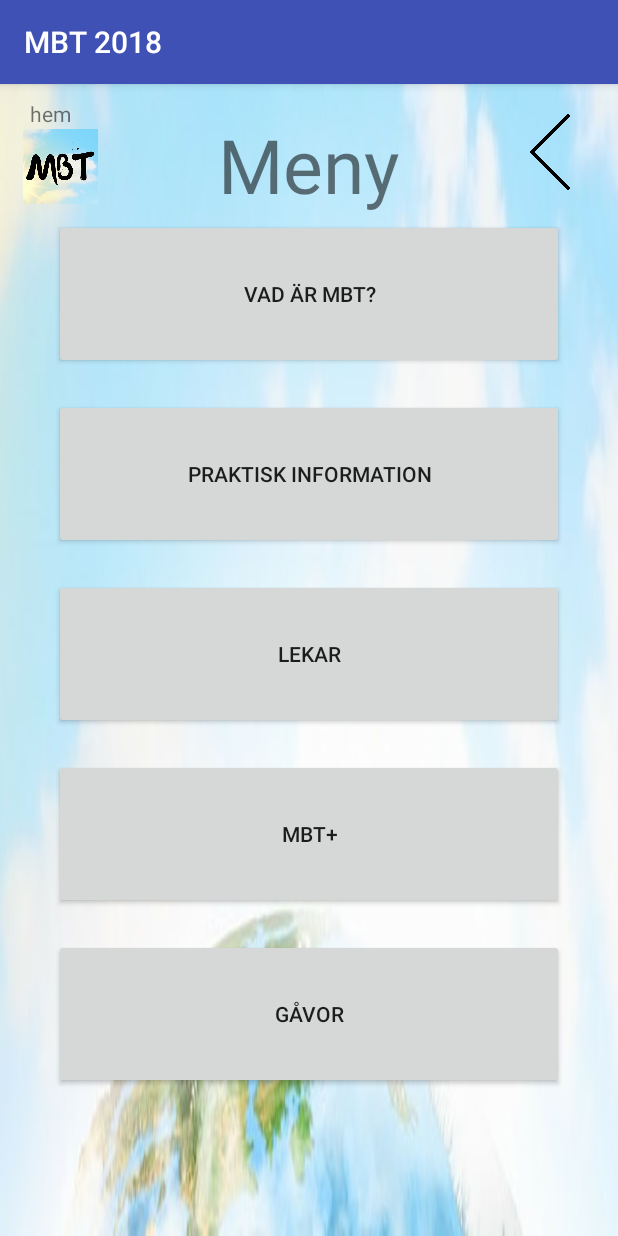
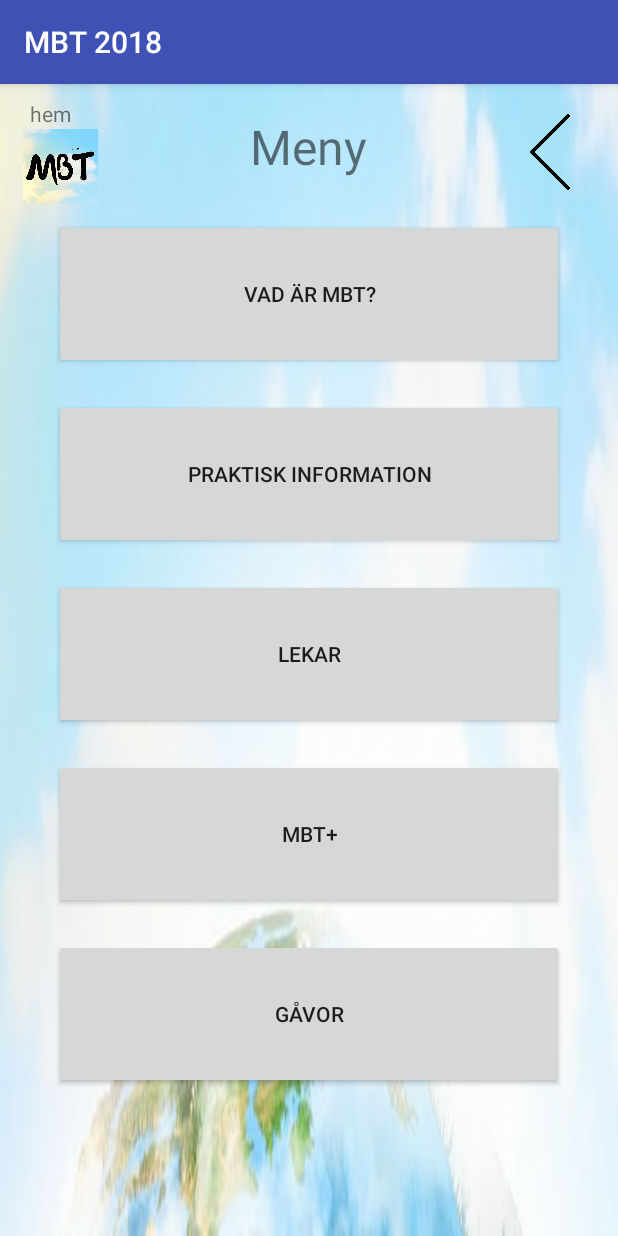
Before and after one commit to wrang308/mbtapp, an Android app: the screen it shows after launch (scroll), after a tap on "MENU", on a phone screen of 412 x 824 dp. Run offline under Robolectric (Android 15) with nearby library versions, the phone set to English and light mode, and no system bars.

Commit message:
fixed backbuttons and fixed structural problem with app

```diff
--- a/app/src/main/java/com/example/marku/mbtapp/scroll.java
+++ b/app/src/main/java/com/example/marku/mbtapp/scroll.java
@@ -5,6 +5,8 @@ import android.content.Intent;
 import android.os.Bundle;
 import android.support.v7.app.AppCompatActivity;
 import android.view.Display;
+import android.view.Menu;
+import android.view.MenuInflater;
 import android.view.View;
 import android.view.WindowManager;
 import android.widget.Button;
@@ -93,6 +95,23 @@ public class scroll extends AppCompatActivity{
 
 
 
+
+
+
+
     }
 
+
+/**
+ *
+ * Tested to make backbutton in the menu at top
+ *
+    @Override
+    public boolean onCreateOptionsMenu (Menu menu){
+        MenuInflater menuInflater = getMenuInflater();
+        menuInflater.inflate(R.menu.menu, menu);
+        return super.onCreateOptionsMenu(menu);
+    }
+    */
+
 }
--- a/app/src/main/res/layout/gavor.xml
+++ b/app/src/main/res/layout/gavor.xml
@@ -12,7 +12,7 @@
 
     <TextView
         android:text="Gåvor"
-        android:textSize="50sp"
+        android:textSize="@dimen/title_size"
         android:layout_width="wrap_content"
         android:layout_height="wrap_content"
         android:layout_centerHorizontal="true"
--- a/app/src/main/res/layout/lek_dod_ko.xml
+++ b/app/src/main/res/layout/lek_dod_ko.xml
@@ -12,7 +12,7 @@
 
     <TextView
         android:text="Död ko"
-        android:textSize="50sp"
+        android:textSize="@dimen/title_size"
         android:layout_width="wrap_content"
         android:layout_height="wrap_content"
         android:layout_centerHorizontal="true"
--- a/app/src/main/res/layout/lek_lekar_med_bara_text.xml
+++ b/app/src/main/res/layout/lek_lekar_med_bara_text.xml
@@ -13,7 +13,7 @@
     <TextView
         android:text="LEK"
         android:id="@+id/lekar_med_text_title"
-        android:textSize="50sp"
+        android:textSize="@dimen/title_size"
         android:layout_width="wrap_content"
         android:layout_height="wrap_content"
         android:layout_centerHorizontal="true"
--- a/app/src/main/res/layout/lekar.xml
+++ b/app/src/main/res/layout/lekar.xml
@@ -6,7 +6,7 @@
 
     <TextView
         android:text="LEKAR"
-        android:textSize="50sp"
+        android:textSize="@dimen/title_size"
         android:layout_width="wrap_content"
         android:layout_height="wrap_content"
         android:layout_centerHorizontal="true"
@@ -14,6 +14,7 @@
         />
 
     <ImageButton
+        android:id="@+id/lekar_button_back"
         android:layout_width="@dimen/backbuttonwidth"
         android:layout_height="@dimen/backbuttonwidth"
         android:background="@drawable/back1600"
--- a/app/src/main/res/layout/mbt_plus.xml
+++ b/app/src/main/res/layout/mbt_plus.xml
@@ -12,7 +12,7 @@
 
     <TextView
         android:text="MBT+"
-        android:textSize="50sp"
+        android:textSize="@dimen/title_size"
         android:layout_width="wrap_content"
         android:layout_height="wrap_content"
         android:layout_centerHorizontal="true"
--- a/app/src/main/res/layout/praktisk_info.xml
+++ b/app/src/main/res/layout/praktisk_info.xml
@@ -12,7 +12,7 @@
 
     <TextView
         android:text="Praktisk info"
-        android:textSize="50sp"
+        android:textSize="@dimen/title_size"
         android:layout_width="wrap_content"
         android:layout_height="wrap_content"
         android:layout_centerHorizontal="true"
--- a/app/src/main/res/layout/scrolllayout.xml
+++ b/app/src/main/res/layout/scrolllayout.xml
@@ -16,7 +16,7 @@
 
     <TextView
         android:text="Meny"
-        android:textSize="50sp"
+        android:textSize="@dimen/title_size"
         android:layout_width="wrap_content"
         android:layout_height="wrap_content"
         android:layout_centerHorizontal="true"
--- a/app/src/main/res/layout/vad_ar_mbt.xml
+++ b/app/src/main/res/layout/vad_ar_mbt.xml
@@ -12,7 +12,7 @@
 
     <TextView
         android:text="Vad är Mbt?"
-        android:textSize="50sp"
+        android:textSize="@dimen/title_size"
         android:layout_width="wrap_content"
         android:layout_height="wrap_content"
         android:layout_centerHorizontal="true"
--- /dev/null
+++ b/app/src/main/res/menu/menu.xml
@@ -0,0 +1,16 @@
+<?xml version="1.0" encoding="utf-8"?>
+<menu xmlns:android="http://schemas.android.com/apk/res/android"
+    xmlns:app="http://schemas.android.com/apk/res-auto"
+    >
+
+
+
+    <item android:id="@+id/menu_back"
+        android:title="Back"
+        android:icon="@drawable/back1600"
+        app:showAsAction="always">
+    </item>
+
+
+
+</menu>
--- a/app/src/main/res/values/dimens.xml
+++ b/app/src/main/res/values/dimens.xml
@@ -7,4 +7,5 @@
     <dimen name="scrollmargintop">80dp</dimen>
     <dimen name="backbuttonheight">60dp</dimen>
     <dimen name="backbuttonwidth">60dp</dimen>
+    <dimen name="title_size">32sp</dimen>
 </resources>
```
Also changed, not shown: app/src/main/AndroidManifest.xml (+18 -9 lines), app/src/main/java/com/example/marku/mbtapp/lekar/dod_ko.java (+20 -0 lines), app/src/main/java/com/example/marku/mbtapp/lekar/lekar_med_bara_text.java (+16 -0 lines), app/src/main/java/com/example/marku/mbtapp/scrollclasses/gavor.java (+15 -0 lines), app/src/main/java/com/example/marku/mbtapp/scrollclasses/lekar.java (+13 -1 lines), app/src/main/java/com/example/marku/mbtapp/scrollclasses/mbt_plus.java (+14 -0 lines), app/src/main/java/com/example/marku/mbtapp/scrollclasses/praktisk_info.java (+5 -6 lines), app/src/main/java/com/example/marku/mbtapp/scrollclasses/vad_ar_mbt.java (+4 -4 lines).
